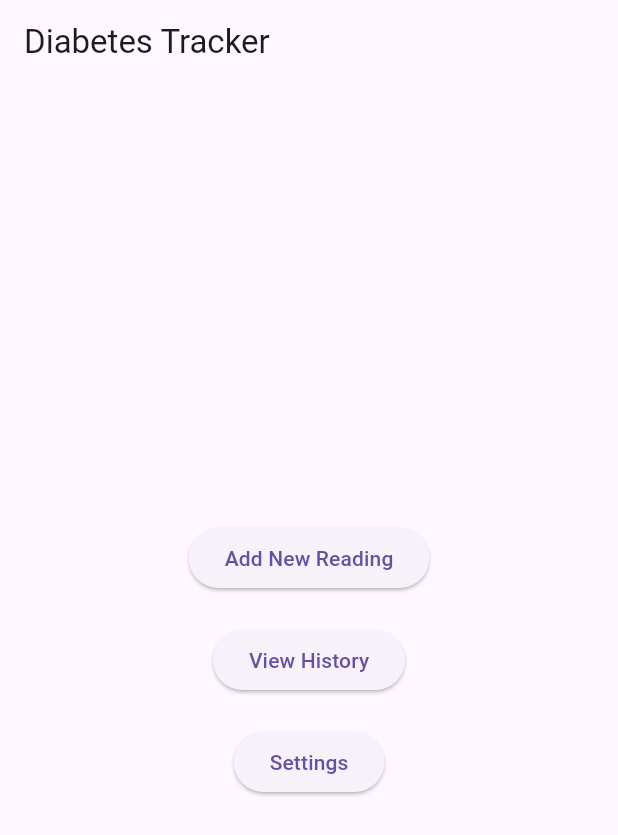
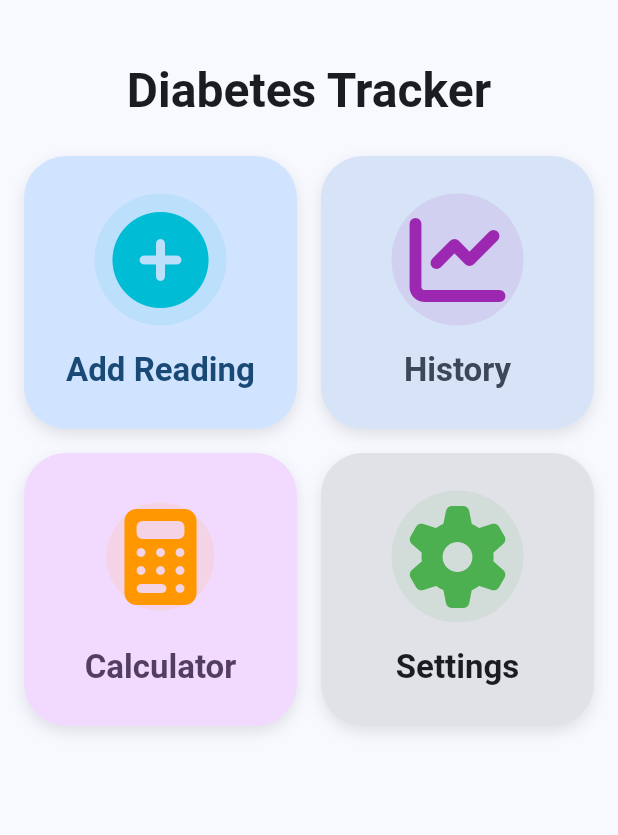
Before and after one commit to kushal-khare-official/diabetes_tracker, a Flutter app: the screen it shows after launch, on a phone screen of 412 x 824 dp. Shown: the top 835 px of the screen. Run offline on Flutter 3.47's test engine with Material 3 defaults, Android fonts, the phone set to English and light mode, and no system bars; our stand-ins replace csv, font_awesome_flutter, share_plus, shared_preferences, sqflite; accounts and stored records are empty.

Commit message:
Enhance HomePage UI with Material 3 design and action cards

```diff
--- a/lib/main.dart
+++ b/lib/main.dart
@@ -12,7 +12,13 @@ class MyApp extends StatelessWidget {
   Widget build(BuildContext context) {
     return MaterialApp(
       title: 'Diabetes Tracker',
-      theme: ThemeData(primarySwatch: Colors.blue),
+      theme: ThemeData(
+        useMaterial3: true,
+        colorScheme: ColorScheme.fromSeed(
+          seedColor: Colors.blue,
+          brightness: Brightness.light,
+        ),
+      ),
       home: const HomePage(),
     );
   }
--- a/lib/screens/home_page.dart
+++ b/lib/screens/home_page.dart
@@ -1,21 +1,52 @@
 import 'package:diabetes_tracker/screens/add_reading_page.dart';
-import 'package:diabetes_tracker/screens/history_page.dart'; // Added import
-import 'package:diabetes_tracker/screens/settings_page.dart'; // Added import
+import 'package:diabetes_tracker/screens/history_page.dart';
+import 'package:diabetes_tracker/screens/settings_page.dart';
 import 'package:flutter/material.dart';
+import 'package:font_awesome_flutter/font_awesome_flutter.dart';
 
 class HomePage extends StatelessWidget {
   const HomePage({super.key});
 
   @override
   Widget build(BuildContext context) {
+    final theme = Theme.of(context);
+    final colorScheme = theme.colorScheme;
+
     return Scaffold(
-      appBar: AppBar(title: const Text('Diabetes Tracker')),
-      body: Center(
+      body: SafeArea(
+        child: Padding(
+          padding: const EdgeInsets.all(16.0),
           child: Column(
-          mainAxisAlignment: MainAxisAlignment.center,
             children: [
-            ElevatedButton(
-              onPressed: () {
+              // Header
+              Padding(
+                padding: const EdgeInsets.symmetric(vertical: 24.0),
+                child: Text(
+                  'Diabetes Tracker',
+                  style: theme.textTheme.headlineLarge?.copyWith(
+                    fontWeight: FontWeight.bold,
+                    color: colorScheme.onSurface,
+                  ),
+                ),
+              ),
+
+              // 2x2 Grid of Large Boxes
+              Expanded(
+                child: GridView.count(
+                  crossAxisCount: 2,
+                  crossAxisSpacing: 16,
+                  mainAxisSpacing: 16,
+                  childAspectRatio: 1.0,
+                  children: [
+                    _buildActionCard(
+                      context: context,
+                      title: 'Add Reading',
+                      icon: FontAwesomeIcons.circlePlus,
+                      isFontAwesome: true,
+                      color: colorScheme.primaryContainer,
+                      iconColor: const Color(0xFF00BCD4), // Bright Cyan
+                      textColor: colorScheme.onPrimaryContainer,
+                      onTap: () {
                         Navigator.push(
                           context,
                           MaterialPageRoute(
@@ -23,29 +54,129 @@ class HomePage extends StatelessWidget {
                           ),
                         );
                       },
-              child: const Text('Add New Reading'),
                     ),
-            const SizedBox(height: 20),
-            ElevatedButton(
-              onPressed: () {
+                    _buildActionCard(
+                      context: context,
+                      title: 'History',
+                      icon: FontAwesomeIcons.chartLine,
+                      isFontAwesome: true,
+                      color: colorScheme.secondaryContainer,
+                      iconColor: const Color(0xFF9C27B0), // Vibrant Purple
+                      textColor: colorScheme.onSecondaryContainer,
+                      onTap: () {
                         Navigator.push(
                           context,
-                  MaterialPageRoute(builder: (context) => const HistoryPage()),
+                          MaterialPageRoute(
+                            builder: (context) => const HistoryPage(),
+                          ),
                         );
                       },
-              child: const Text('View History'),
                     ),
-            const SizedBox(height: 20),
-            ElevatedButton(
-              onPressed: () {
+                    _buildActionCard(
+                      context: context,
+                      title: 'Calculator',
+                      icon: FontAwesomeIcons.calculator,
+                      isFontAwesome: true,
+                      color: colorScheme.tertiaryContainer,
+                      iconColor: const Color(0xFFFF9800), // Bright Orange
+                      textColor: colorScheme.onTertiaryContainer,
+                      onTap: () {
+                        // TODO: Navigate to insulin calculator page
+                        ScaffoldMessenger.of(context).showSnackBar(
+                          const SnackBar(
+                            content: Text('Insulin Calculator coming soon!'),
+                          ),
+                        );
+                      },
+                    ),
+                    _buildActionCard(
+                      context: context,
+                      title: 'Settings',
+                      icon: FontAwesomeIcons.gear,
+                      isFontAwesome: true,
+                      color: colorScheme.surfaceContainerHighest,
+                      iconColor: const Color(0xFF4CAF50), // Bright Green
+                      textColor: colorScheme.onSurface,
+                      onTap: () {
                         Navigator.push(
                           context,
-                  MaterialPageRoute(builder: (context) => const SettingsPage()),
+                          MaterialPageRoute(
+                            builder: (context) => const SettingsPage(),
+                          ),
                         );
                       },
-              child: const Text('Settings'),
                     ),
                   ],
+                ),
+              ),
+            ],
+          ),
+        ),
+      ),
+    );
+  }
+
+  Widget _buildActionCard({
+    required BuildContext context,
+    required String title,
+    required IconData icon,
+    required Color color,
+    required Color iconColor,
+    required Color textColor,
+    required VoidCallback onTap,
+    bool isFontAwesome = false,
+  }) {
+    final theme = Theme.of(context);
+
+    return Material(
+      color: Colors.transparent,
+      child: InkWell(
+        onTap: onTap,
+        borderRadius: BorderRadius.circular(28),
+        child: Container(
+          decoration: BoxDecoration(
+            color: color,
+            borderRadius: BorderRadius.circular(28),
+            boxShadow: [
+              BoxShadow(
+                color: Colors.black.withOpacity(0.1),
+                blurRadius: 8,
+                offset: const Offset(0, 4),
+              ),
+            ],
+          ),
+          child: Column(
+            mainAxisAlignment: MainAxisAlignment.center,
+            children: [
+              Container(
+                padding: const EdgeInsets.all(12),
+                decoration: BoxDecoration(
+                  color: iconColor.withOpacity(0.1),
+                  shape: BoxShape.circle,
+                ),
+                child: isFontAwesome
+                    ? FaIcon(
+                        icon,
+                        size: 64,
+                        color: iconColor,
+                      )
+                    : Icon(
+                        icon,
+                        size: 64,
+                        color: iconColor,
+                      ),
+              ),
+              const SizedBox(height: 16),
+              Text(
+                title,
+                style: theme.textTheme.titleLarge?.copyWith(
+                  fontWeight: FontWeight.w600,
+                  color: textColor,
+                ),
+                textAlign: TextAlign.center,
+              ),
+            ],
+          ),
         ),
       ),
     );
```
Lines whose indentation alone changed are shown as unchanged.
